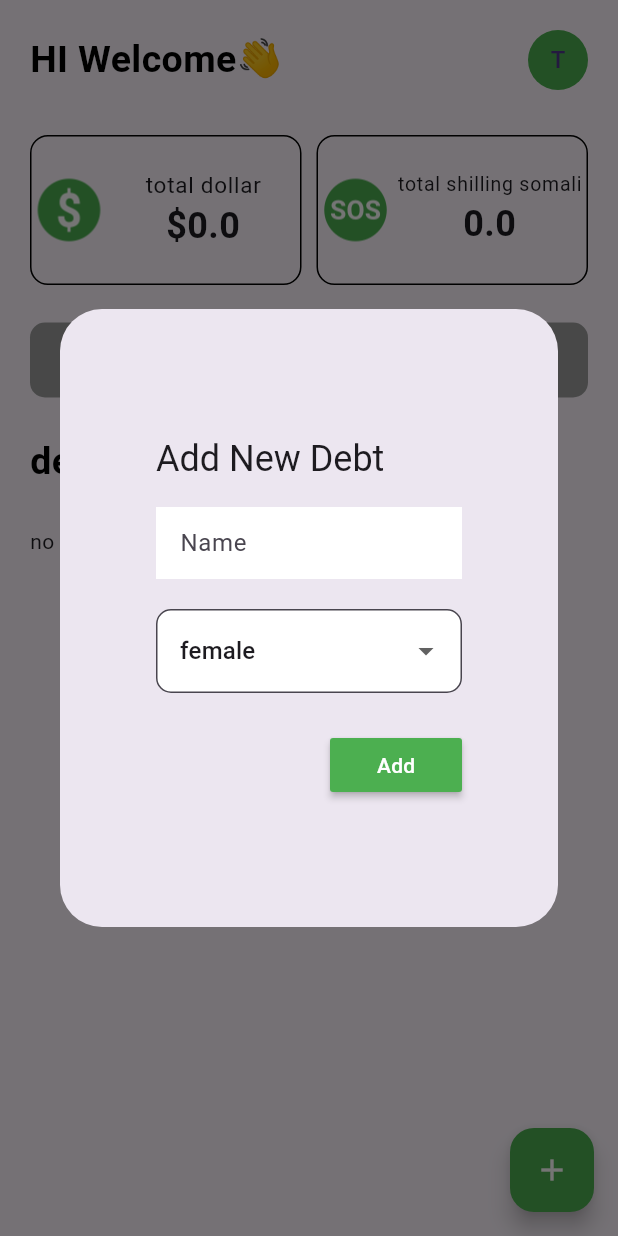
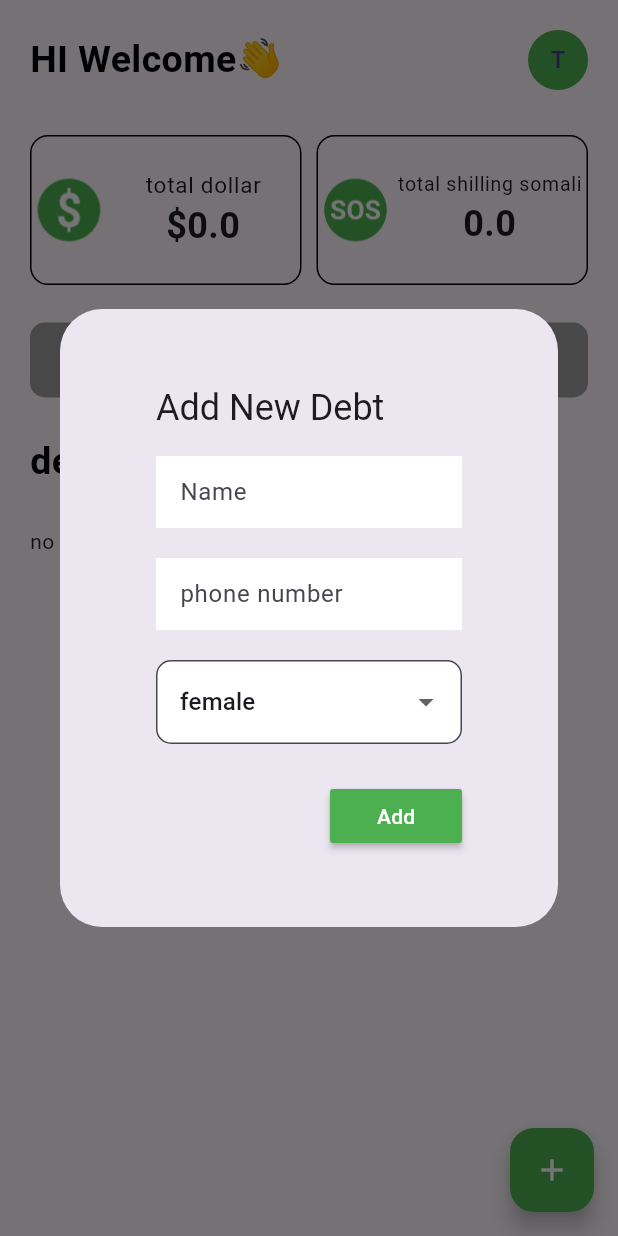
Before and after one commit to najiibmohamed11/debt-app, a Flutter app: the screen it shows after launch, after a tap on the "add" icon, on a phone screen of 412 x 824 dp. Run offline on Flutter 3.47's test engine with Material 3 defaults, Android fonts, the light colour scheme and no system bars; drawn by our look-alikes of auto_size_text; our stand-ins replace flutter_keyboard_visibility, hive, hive_flutter; missing offline and left inert: dart:ffi; accounts and stored records are empty.

Commit message:
adding date

```diff
--- a/lib/components/debtorcard.dart
+++ b/lib/components/debtorcard.dart
@@ -8,6 +8,7 @@ class DebtorsCard extends StatefulWidget {
   final String? titile;
   final String? Total_dollor;
   final String? Total_shiling_somali;
+  final String? phoneNumber;
   final int? index;
   final void Function()? onTap;
 
@@ -17,6 +18,7 @@ class DebtorsCard extends StatefulWidget {
     required this.Total_dollor,
     required this.Total_shiling_somali,
     required this.index,
+    required this.phoneNumber,
     required this.onTap,
   });
 
@@ -123,7 +125,9 @@ class _DebtorsCardState extends State<DebtorsCard> {
           minFontSize: 10,
           overflow: TextOverflow.ellipsis,
         ),
-        subtitle: Text("0612544158"),
+        subtitle: widget.phoneNumber!.isEmpty
+            ? Text("061....")
+            : Text(widget.phoneNumber!),
         trailing: Column(
           children: [
             Text(
--- a/lib/components/itemscard.dart
+++ b/lib/components/itemscard.dart
@@ -1,5 +1,5 @@
-
 import 'package:flutter/material.dart';
+import 'package:intl/intl.dart';
 
 class ItemsCard extends StatelessWidget {
   ItemsCard({
@@ -8,14 +8,17 @@ class ItemsCard extends StatelessWidget {
     required this.priceindollar,
     required this.priceinsos,
     required this.onPressed,
+    required this.date,
   });
   final String itemname;
   final String priceindollar;
   final String priceinsos;
+  final String date;
   void Function()? onPressed;
 
   @override
   Widget build(BuildContext context) {
+
     return Container(
       height: 50.0,
       margin: EdgeInsets.symmetric(vertical: 20.0, horizontal: 20.0),
@@ -53,6 +56,7 @@ class ItemsCard extends StatelessWidget {
               style: TextStyle(fontSize: 17.0, fontWeight: FontWeight.w400),
             ),
           ),
+          Text(date!),
           IconButton(
             onPressed: onPressed,
             icon: Icon(Icons.cancel_rounded, color: Colors.red),
--- a/lib/pages/home.dart
+++ b/lib/pages/home.dart
@@ -21,6 +21,7 @@ class Home extends StatefulWidget {
 }
 
 String? nameofthedebter;
+String? pnone;
 String selectedCategory = "female";
 double? total_amount_off_dollar = 0.0;
 double? total_amount_off_sos = 0.0;
@@ -64,7 +65,6 @@ class _HomeState extends State<Home> {
       total_amount_off_sos = tempTotalSos;
       total_amount_off_dollar = tempTotalDollar;
     });
-
   }
 
   @override
@@ -108,6 +108,23 @@ class _HomeState extends State<Home> {
                       },
                       decoration: InputDecoration(
                         hintText: "Name",
+                        filled: true,
+                        fillColor: Colors.white,
+                        border: InputBorder.none,
+                      ),
+                    ),
+                    SizedBox(
+                      height: 20.0,
+                    ),
+                    TextField(
+                      onChanged: (value) {
+                        setState(() {
+                          pnone = value;
+                        });
+                      },
+                      keyboardType: TextInputType.phone,
+                      decoration: InputDecoration(
+                        hintText: "phone number",
                         filled: true,
                         fillColor: Colors.white,
                         border: InputBorder.none,
@@ -274,6 +291,7 @@ class _HomeState extends State<Home> {
                             Total_dollor: totalDollar,
                             Total_shiling_somali: totalSomaliShilling,
                             index: index,
+                            phoneNumber: pnone ?? "61....",
                             onTap: () {
                               Navigator.push(
                                 context,
--- a/pubspec.yaml
+++ b/pubspec.yaml
@@ -38,6 +38,9 @@ dependencies:
   hive: ^2.2.3
   hive_flutter: ^1.1.0
   auto_size_text: ^3.0.0  # Use the latest version available
+  flutter_keyboard_visibility: ^5.0.2
+  intl: ^0.17.0
+
 
 
 dev_dependencies:
```
Also changed, not shown: lib/pages/items.dart (+20 -3 lines), pubspec.lock.
